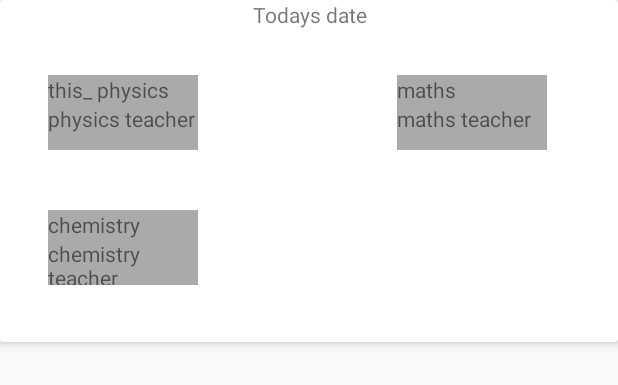
After one commit to harish-aka-shivi/class-manger, an Android app: the layout list_item_day_schedule.xml on its own in the app's theme, with its tools: preview values and no code run, on a phone screen of 412 x 824 dp. The commit adds this screen. Shown: the top 385 px of the screen. Run offline under Robolectric (Android 15) with nearby library versions, the phone set to English and light mode, and no system bars.

Commit message:
Added Recycler View, Card View

```diff
--- a/app/build.gradle
+++ b/app/build.gradle
@@ -25,4 +25,5 @@ dependencies {
     compile 'com.android.support:appcompat-v7:23.4.0'
     compile 'com.android.support:design:23.4.0'
     compile 'com.android.support:support-v4:23.4.0'
+    compile 'com.android.support:cardview-v7:23.4.0'
 }
--- a/app/src/main/java/com/example/root/classmanagementsystem/CmsDatabaseContract.java
+++ b/app/src/main/java/com/example/root/classmanagementsystem/CmsDatabaseContract.java
@@ -39,8 +39,10 @@ public class CmsDatabaseContract {
 
         public static final String CONTENT_TYPE = ContentResolver.
                 CURSOR_DIR_BASE_TYPE + "/" + CONTENT_AUTHORITY + "/" + PATH_CLASS_INFO;
+
         public static final String CONTENT_ITEM_TYPE = ContentResolver.
                 CURSOR_ITEM_BASE_TYPE + "/" + CONTENT_AUTHORITY + "/" + PATH_CLASS_INFO;
+
 
     }
 
--- /dev/null
+++ b/app/src/main/res/layout/list_item_day_schedule.xml
@@ -0,0 +1,102 @@
+<?xml version="1.0" encoding="utf-8"?>
+<android.support.v7.widget.CardView
+    xmlns:android="http://schemas.android.com/apk/res/android"
+    xmlns:app="http://schemas.android.com/apk/res-auto"
+    android:layout_width="match_parent"
+    android:layout_height="228dp"
+    app:cardElevation="4dp">
+
+    <RelativeLayout
+        android:layout_width="match_parent"
+        android:layout_height="match_parent">
+
+        <TextView
+            android:layout_width="match_parent"
+            android:layout_height="wrap_content"
+            android:text="Todays date"
+            android:id="@+id/dateView"
+            android:gravity="center_horizontal|center_vertical"/>
+
+        <LinearLayout
+            android:orientation="vertical"
+            android:layout_width="100dp"
+            android:layout_height="50dp"
+            android:layout_marginStart="32dp"
+            android:layout_marginLeft="32dp"
+            android:layout_marginTop="50dp"
+            android:layout_alignParentTop="true"
+            android:layout_alignParentLeft="true"
+            android:layout_alignParentStart="true"
+            android:background="@color/colorDarkGrey"
+            android:id="@+id/physicsLinear">
+            <TextView
+                android:layout_width="match_parent"
+                android:layout_height="wrap_content"
+                android:id="@+id/subjectPhysics"
+                android:text="this_ physics"/>
+            <TextView
+                android:layout_width="match_parent"
+                android:layout_height="wrap_content"
+                android:id="@+id/teacherPhysics"
+                android:text="physics teacher"/>
+        </LinearLayout>
+
+        <LinearLayout
+            android:orientation="vertical"
+            android:layout_width="100dp"
+            android:layout_height="50dp"
+            android:background="@color/colorDarkGrey"
+            android:layout_marginTop="140dp"
+            android:layout_alignLeft="@+id/physicsLinear"
+            android:layout_alignStart="@+id/physicsLinear"
+            android:id="@+id/chemistryLinear">
+            <TextView
+                android:layout_width="match_parent"
+                android:layout_height="wrap_content"
+                android:text="chemistry"
+                android:id="@+id/subjectChemistry"/>
+            <TextView
+                android:layout_width="match_parent"
+                android:layout_height="wrap_content"
+                android:text="chemistry teacher"
+                android:id="@+id/teacherChemistry"/>
+        </LinearLayout>
+
+        <LinearLayout
+            android:layout_width="100dp"
+            android:layout_height="50dp"
+            android:layout_marginRight="47dp"
+            android:layout_alignTop="@+id/physicsLinear"
+            android:layout_alignParentRight="true"
+            android:layout_alignParentEnd="true"
+            android:background="@color/colorDarkGrey"
+            android:orientation="vertical"
+            android:layout_marginEnd="47dp"
+            android:id="@+id/mathsLinear">
+            <TextView
+                android:layout_width="match_parent"
+                android:layout_height="wrap_content"
+                android:text="maths"
+                android:id="@+id/subjectMaths"/>
+            <TextView
+                android:layout_width="match_parent"
+                android:layout_height="wrap_content"
+                android:text="maths teacher"
+                android:id="@+id/teacherMaths"/>
+        </LinearLayout>
+
+        <LinearLayout
+            android:layout_width="100dp"
+            android:layout_height="50dp"
+            android:layout_marginRight="47dp"
+            android:layout_alignTop="@+id/chemistryLinear"
+            android:layout_alignParentRight="true"
+            android:layout_alignParentEnd="true"
+            android:layout_marginEnd="47dp">
+        </LinearLayout>
+
+
+    </RelativeLayout>
+
+
+</android.support.v7.widget.CardView>
--- a/app/src/main/res/values/colors.xml
+++ b/app/src/main/res/values/colors.xml
@@ -3,4 +3,5 @@
     <color name="colorPrimary">#3F51B5</color>
     <color name="colorPrimaryDark">#303F9F</color>
     <color name="colorAccent">#FF4081</color>
+    <color name="colorDarkGrey">#aaaaaa</color>
 </resources>
```
Also changed, not shown: app/src/main/java/com/example/root/classmanagementsystem/BulkInsertTask.java (+5 -2 lines), app/src/main/java/com/example/root/classmanagementsystem/CmsDatabaseHelper.java (+5 -2 lines), app/src/main/java/com/example/root/classmanagementsystem/FirstAdapter.java (added, +106 -0 lines), app/src/main/java/com/example/root/classmanagementsystem/FirstFragment.java (renamed from app/src/main/java/com/example/root/classmanagementsystem/MainFragment.java, +57 -10 lines), app/src/main/java/com/example/root/classmanagementsystem/MainActivity.java (+3 -13 lines), app/src/main/java/com/example/root/classmanagementsystem/Utility.java (+48 -2 lines), app/src/main/res/layout/fragment_main.xml (+5 -3 lines).
